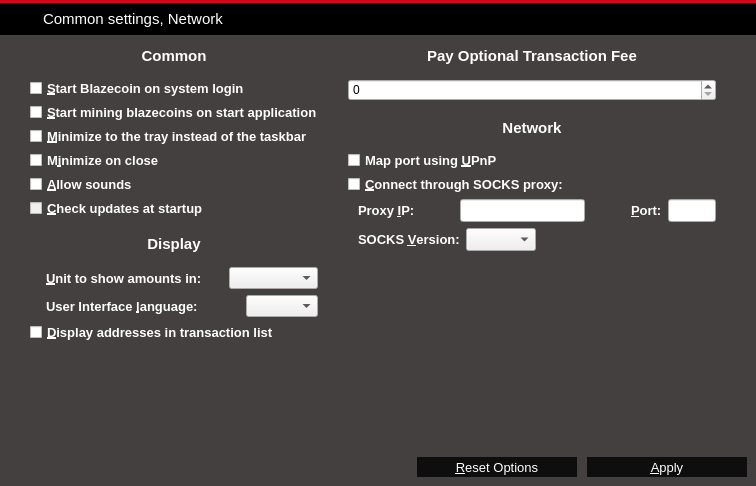
The window that src/qt/forms/optionspage.ui (AMA-CSharp-Code/Blazecoin_Wallet_Core_V1.5) describes before a commit, drawn with Qt 5.
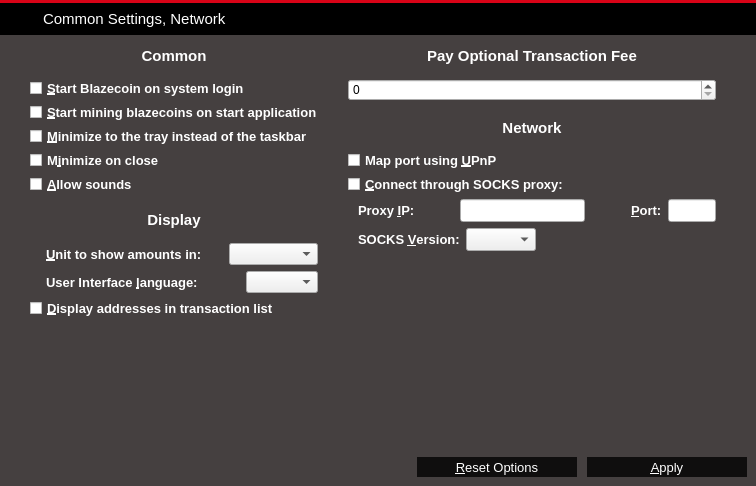
The same window after the commit. Icons and pictures are not drawn. Custom widgets are drawn as their Qt base class.

Patch:
```diff
--- a/src/qt/forms/optionspage.ui
+++ b/src/qt/forms/optionspage.ui
@@ -268,7 +268,7 @@
 }</string>
         </property>
         <property name="text">
-         <string>Common settings, Network</string>
+         <string>Common Settings, Network</string>
         </property>
        </widget>
       </item>
@@ -477,26 +477,6 @@
                </property>
               </widget>
              </item>
-             <item>
-              <widget class="QCheckBox" name="checkUpdatesAtStartup">
-               <property name="enabled">
-                <bool>false</bool>
-               </property>
-               <property name="font">
-                <font>
-                 <pointsize>10</pointsize>
-                 <weight>75</weight>
-                 <bold>true</bold>
-                </font>
-               </property>
-               <property name="toolTip">
-                <string/>
-               </property>
-               <property name="text">
-                <string>&amp;Check updates at startup</string>
-               </property>
-              </widget>
-             </item>
             </layout>
            </widget>
           </item>
```
